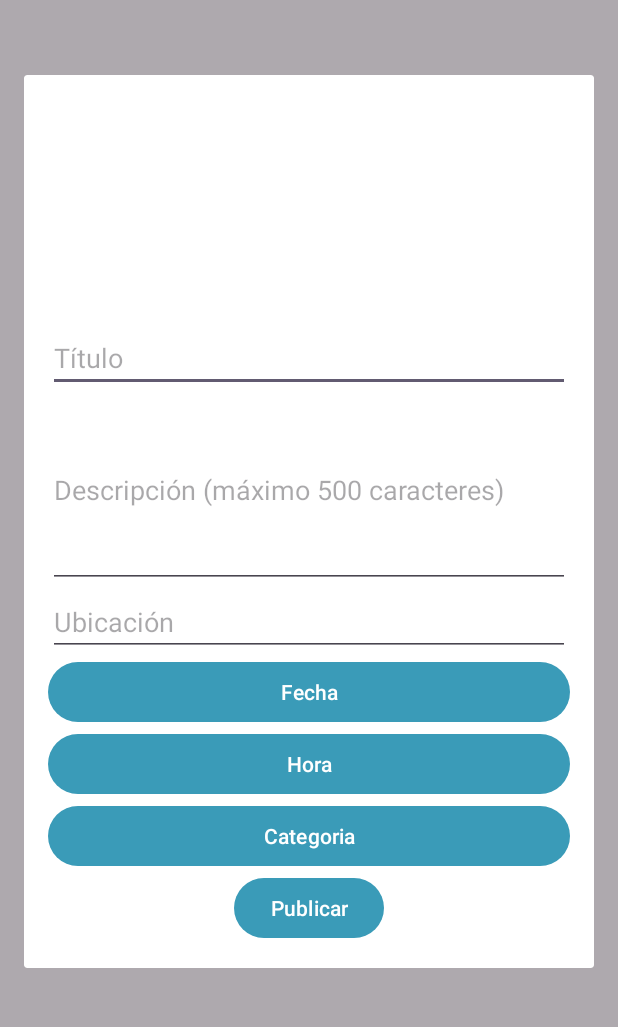
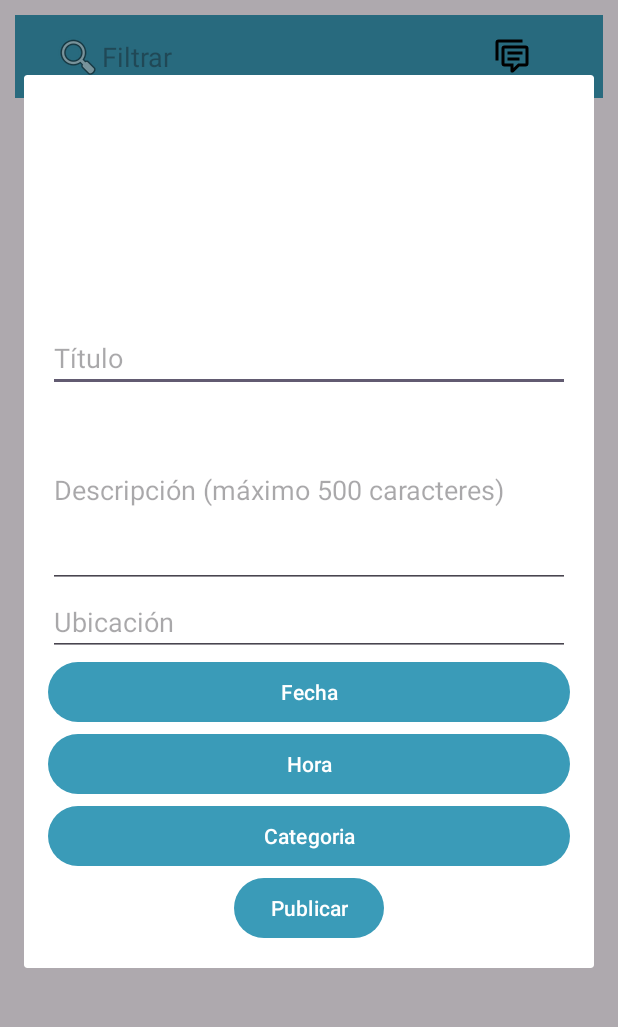
Before and after one commit to InoValz/AplicacionMovil, an Android app: the screen it shows after launch once a user with an empty profile is signed in (MenuPrincipal), after a tap on "Botón de herramientas", on a phone screen of 412 x 824 dp, the part 96-1123 px from its top. Run offline under Robolectric (Android 15) with nearby library versions, the phone set to English and light mode, and no system bars; our stand-ins replace Firebase (no records; nobody signed in at launch, a user with empty details on screens opened directly).

```diff
--- a/app/src/main/java/com/example/aplicacionmovil/MenuPrincipal.kt
+++ b/app/src/main/java/com/example/aplicacionmovil/MenuPrincipal.kt
@@ -10,8 +10,11 @@ import android.content.Intent
 import android.content.res.Configuration
 import androidx.appcompat.app.AppCompatActivity
 import android.os.Bundle
+import android.text.Editable
+import android.text.TextWatcher
 import android.view.Gravity
 import android.view.MenuItem
+import android.view.View
 import android.view.WindowManager
 import android.widget.Button
 import android.widget.EditText
@@ -45,6 +48,9 @@ class MenuPrincipal : AppCompatActivity(), NavigationView.OnNavigationItemSelect
     private val publicacionesList = mutableListOf<Publicacion>()
     private lateinit var publicacionAdapter: PublicacionAdapter
 
+    private val numPublicationsPerPage = 4  // Número de publicaciones por página
+    private var startIndex = 0  // Índice inicial para cargar publicaciones
+
     override fun onCreate(savedInstanceState: Bundle?) {
         super.onCreate(savedInstanceState)
         FirebaseFirestore.getInstance()
@@ -60,11 +66,59 @@ class MenuPrincipal : AppCompatActivity(), NavigationView.OnNavigationItemSelect
 
         cargarPublicaciones()
 
+        val btnLoadMore = findViewById<Button>(R.id.btnLoadMore)
+        val adapter = PublicacionAdapter(publicacionesList.subList(0, startIndex))
+        recyclerView.layoutManager = LinearLayoutManager(this)
+        recyclerView.adapter = adapter
+
+        // Configurar el botón "Cargar Más"
+        btnLoadMore.setOnClickListener {
+            // Cargar las siguientes 4 publicaciones
+            startIndex += numPublicationsPerPage
+            val endIndex = startIndex + numPublicationsPerPage
+            if (endIndex <= publicacionesList.size) {
+                val nextPublications = publicacionesList.subList(startIndex, endIndex)
+                adapter.addPublicaciones(nextPublications)
+            } else {
+                // Si no hay más publicaciones para cargar, oculta el botón "Cargar Más"
+                btnLoadMore.visibility = View.GONE
+            }
+        }
+
+        // Inicialmente, oculta el botón "Cargar Más" si no hay más publicaciones
+        if (publicacionesList.size <= numPublicationsPerPage) {
+            btnLoadMore.visibility = View.GONE
+        }
+
 
         btnToolbar = findViewById(R.id.btn_toolbar)
         btnToolbar.setOnClickListener {
             mostrarDialogoPublicacion()
         }
+
+        val edtBuscar = findViewById<EditText>(R.id.edtBuscar)
+
+        edtBuscar.addTextChangedListener(object : TextWatcher {
+            override fun beforeTextChanged(s: CharSequence?, start: Int, count: Int, after: Int) {
+            }
+
+            override fun onTextChanged(s: CharSequence?, start: Int, before: Int, count: Int) {
+                // Filtrar publicaciones según el texto de búsqueda
+                val textoBusqueda = s.toString().toLowerCase()
+                val publicacionesFiltradas = publicacionesList.filter { publicacion ->
+                            publicacion.titulo.toLowerCase().contains(textoBusqueda) ||
+                            publicacion.ubicacion.toLowerCase().contains(textoBusqueda) ||
+                            publicacion.categoria.toLowerCase().contains(textoBusqueda) ||
+                            publicacion.fecha.toLowerCase().contains(textoBusqueda)
+                }
+
+                mostrarPublicacionesEnUI(publicacionesFiltradas)
+            }
+
+            override fun afterTextChanged(s: Editable?) {
+            }
+        })
+
 
         val toolbar: androidx.appcompat.widget.Toolbar = findViewById(R.id.toolbar_menuprincipal)
         setSupportActionBar(toolbar)
--- a/app/src/main/java/com/example/aplicacionmovil/PublicacionAdapter.kt
+++ b/app/src/main/java/com/example/aplicacionmovil/PublicacionAdapter.kt
@@ -41,4 +41,9 @@ class PublicacionAdapter(private val publicacionesList: List<Publicacion>) :
     override fun getItemCount(): Int {
         return publicacionesList.size
     }
+    fun addPublicaciones(publicaciones: List<Publicacion>) {
+        addPublicaciones(publicaciones)
+    }
+
+
 }
--- a/app/src/main/res/layout/app_bar_mp.xml
+++ b/app/src/main/res/layout/app_bar_mp.xml
@@ -20,37 +20,73 @@
             app:layout_scrollFlags="scroll|enterAlways" />
     </com.google.android.material.appbar.AppBarLayout>
 
+    <androidx.core.widget.NestedScrollView
+        android:layout_width="match_parent"
+        android:layout_height="match_parent"
+        app:layout_behavior="@string/appbar_scrolling_view_behavior">
+
+        <LinearLayout
+            android:layout_width="match_parent"
+            android:layout_height="match_parent"
+            android:orientation="vertical">
+
             <com.google.android.material.appbar.AppBarLayout
                 android:layout_width="match_parent"
-        android:layout_height="661dp"
+                android:layout_height="wrap_content"
+                android:layout_marginStart="10dp"
+                android:layout_marginTop="10dp"
+                android:layout_marginEnd="10dp"
+                android:layout_marginBottom="10dp"
                 android:layout_gravity="bottom"
-        >
+                android:background="#3A9BB8"
+                app:layout_scrollFlags="scroll|enterAlways">
 
                 <androidx.appcompat.widget.Toolbar
                     android:id="@+id/toolbar_herramientas"
                     android:layout_width="match_parent"
                     android:layout_height="35dp"
-            android:layout_marginStart="100dp"
+                    android:layout_marginStart="10dp"
                     android:layout_marginTop="10dp"
-            android:layout_marginEnd="100dp"
+                    android:layout_marginEnd="10dp"
+                    android:layout_marginBottom="10dp"
                     android:background="#3A9BB8"
                     app:layout_scrollFlags="scroll|enterAlways">
+
+                    <EditText
+                        android:id="@+id/edtBuscar"
+                        android:layout_width="250dp"
+                        android:layout_height="wrap_content"
+                        android:layout_margin="5dp"
+                        android:background="@android:color/transparent"
+                        android:drawableLeft="@android:drawable/ic_menu_search"
+                        android:hint="Filtrar"
+                        android:inputType="text"
+                        app:layout_scrollFlags="scroll|enterAlways" />
+
                     <ImageButton
                         android:id="@+id/btn_toolbar"
-            android:layout_width="wrap_content"
+                        android:layout_width="100dp"
                         android:layout_height="wrap_content"
-            android:src="@drawable/comment"
-            android:layout_gravity="center"
+                        android:layout_margin="5dp"
                         android:background="?attr/selectableItemBackground"
                         android:contentDescription="Botón de herramientas"
-            />
+                        android:src="@drawable/comment" />
+
                 </androidx.appcompat.widget.Toolbar>
+            </com.google.android.material.appbar.AppBarLayout>
 
             <androidx.recyclerview.widget.RecyclerView
                 android:id="@+id/recyclerView"
                 android:layout_width="match_parent"
-            android:layout_height="match_parent"
+                android:layout_height="match_parent" />
+
+            <Button
+                android:id="@+id/btnLoadMore"
+                android:layout_width="wrap_content"
+                android:layout_height="wrap_content"
+                android:text="Cargar Más"
+                android:layout_gravity="center_horizontal"
                 />
-    </com.google.android.material.appbar.AppBarLayout>
-
+        </LinearLayout>
+    </androidx.core.widget.NestedScrollView>
 </androidx.coordinatorlayout.widget.CoordinatorLayout>
```
Also changed, not shown: app/src/main/res/drawable/rectangular_button_background.xml (added, +10 -0 lines). Lines whose indentation alone changed are shown as unchanged.
